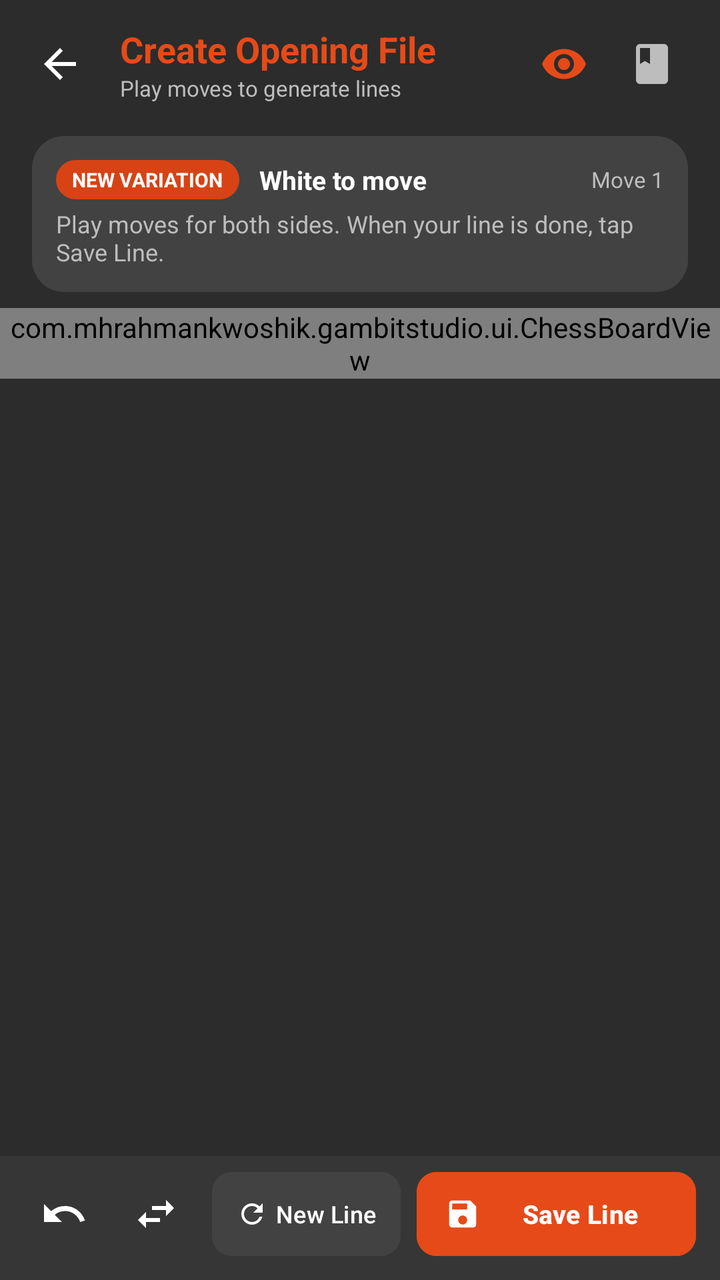
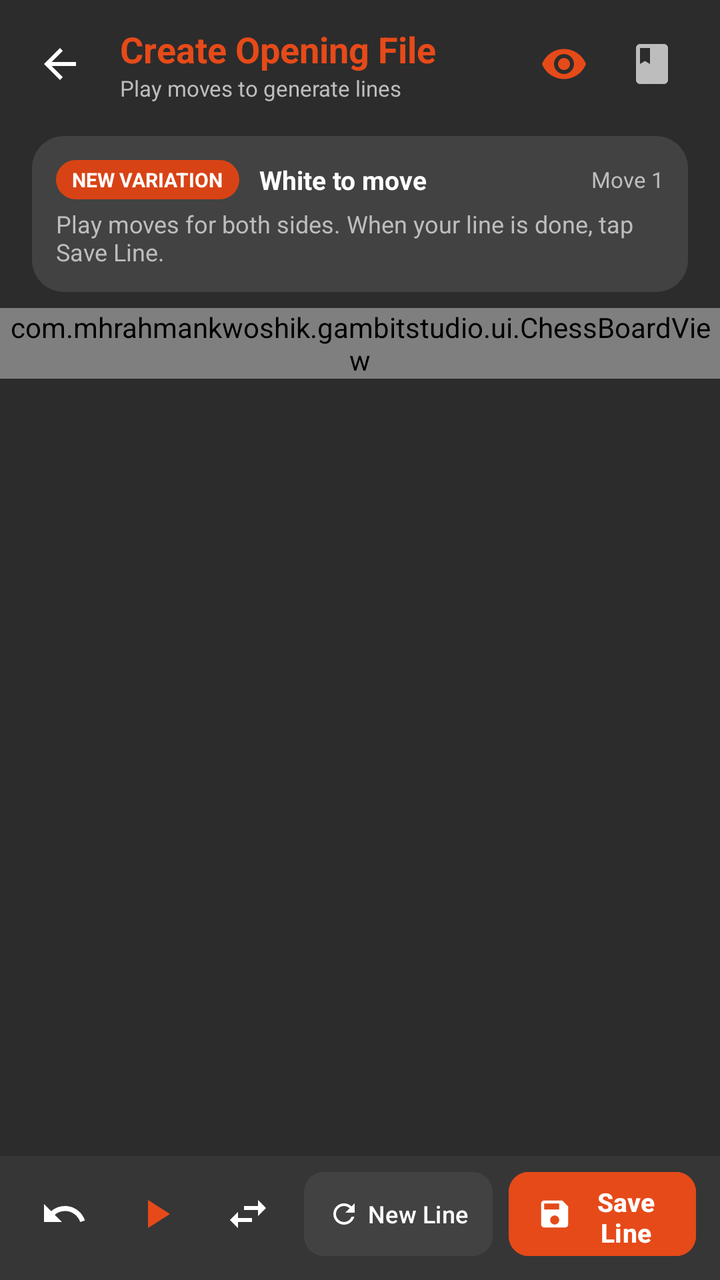

Screens rendered from an Android XML layout before and after an edit, with the pre-edit source and the edit as a unified diff.
<!-- AndroidManifest.xml: application theme Theme.GambitStudio -->
<!-- res/layout/activity_training.xml -->
<?xml version="1.0" encoding="utf-8"?>
<LinearLayout xmlns:android="http://schemas.android.com/apk/res/android"
    xmlns:app="http://schemas.android.com/apk/res-auto"
    xmlns:tools="http://schemas.android.com/tools"
    android:layout_width="match_parent"
    android:layout_height="match_parent"
    android:background="@color/customDarkBackground"
    android:orientation="vertical">

    
    <LinearLayout
        android:layout_width="match_parent"
        android:layout_height="?attr/actionBarSize"
        android:gravity="center_vertical"
        android:paddingStart="8dp"
        android:paddingEnd="12dp">

        <ImageButton
            android:id="@+id/btnBack"
            android:layout_width="44dp"
            android:layout_height="44dp"
            android:background="?attr/selectableItemBackgroundBorderless"
            android:contentDescription="Back"
            android:padding="10dp"
            android:scaleType="fitCenter"
            android:src="@drawable/ic_arrow_back"
            app:tint="@color/textPrimary" />

        <LinearLayout
            android:layout_width="0dp"
            android:layout_height="wrap_content"
            android:layout_marginStart="8dp"
            android:layout_weight="1"
            android:orientation="vertical">

            <TextView
                android:id="@+id/tvTrainingTitle"
                android:layout_width="wrap_content"
                android:layout_height="wrap_content"
                android:ellipsize="end"
                android:maxLines="1"
                android:text="Create Opening File"
                android:textColor="@color/primaryOrange"
                android:textSize="18sp"
                android:textStyle="bold" />

            <TextView
                android:id="@+id/tvTrainingSubtitle"
                android:layout_width="wrap_content"
                android:layout_height="wrap_content"
                android:ellipsize="end"
                android:maxLines="1"
                android:text="Play moves to generate lines"
                android:textColor="@color/textSecondary"
                android:textSize="11sp" />
        </LinearLayout>

        <ImageButton
            android:id="@+id/btnViewFile"
            android:layout_width="44dp"
            android:layout_height="44dp"
            android:background="?attr/selectableItemBackgroundBorderless"
            android:contentDescription="View Repertoire File"
            android:padding="10dp"
            android:scaleType="fitCenter"
            android:src="@drawable/ic_visibility"
            app:tint="@color/primaryOrange" />

        <ImageButton
            android:id="@+id/btnSwitchRepertoire"
            android:layout_width="44dp"
            android:layout_height="44dp"
            android:background="?attr/selectableItemBackgroundBorderless"
            android:contentDescription="Switch Repertoire"
            android:padding="10dp"
            android:scaleType="fitCenter"
            android:src="@drawable/ic_book"
            app:tint="@color/textSecondary" />

    </LinearLayout>

    <ScrollView
        android:layout_width="match_parent"
        android:layout_height="0dp"
        android:layout_weight="1"
        android:fillViewport="true">

        <LinearLayout
            android:layout_width="match_parent"
            android:layout_height="wrap_content"
            android:orientation="vertical">

            
            <LinearLayout
                android:id="@+id/layoutStatusBanner"
                android:layout_width="match_parent"
                android:layout_height="wrap_content"
                android:layout_marginStart="16dp"
                android:layout_marginEnd="16dp"
                android:layout_marginTop="4dp"
                android:layout_marginBottom="8dp"
                android:background="@drawable/bg_rounded_card"
                android:backgroundTint="@color/customSurfaceElevated"
                android:orientation="vertical"
                android:padding="12dp">

                <LinearLayout
                    android:layout_width="match_parent"
                    android:layout_height="wrap_content"
                    android:gravity="center_vertical"
                    android:orientation="horizontal">

                    <TextView
                        android:id="@+id/tvStatusBadge"
                        android:layout_width="wrap_content"
                        android:layout_height="wrap_content"
                        android:background="@drawable/bg_pill"
                        android:backgroundTint="@color/primaryOrangeDark"
                        android:paddingStart="8dp"
                        android:paddingTop="3dp"
                        android:paddingEnd="8dp"
                        android:paddingBottom="3dp"
                        android:text="NEW VARIATION"
                        android:textColor="@color/white"
                        android:textSize="10sp"
                        android:textStyle="bold" />

                    <TextView
                        android:id="@+id/tvTurnIndicator"
                        android:layout_width="0dp"
                        android:layout_height="wrap_content"
                        android:layout_marginStart="10dp"
                        android:layout_weight="1"
                        android:text="White to move"
                        android:textColor="@color/textPrimary"
                        android:textSize="13sp"
                        android:textStyle="bold" />

                    <TextView
                        android:id="@+id/tvMoveCount"
                        android:layout_width="wrap_content"
                        android:layout_height="wrap_content"
                        android:text="Move 1"
                        android:textColor="@color/textSecondary"
                        android:textSize="11sp" />
                </LinearLayout>

                <TextView
                    android:id="@+id/tvStatusDescription"
                    android:layout_width="match_parent"
                    android:layout_height="wrap_content"
                    android:layout_marginTop="4dp"
                    android:text="Play moves for both sides. When your line is done, tap Save Line."
                    android:textColor="@color/textSecondary"
                    android:textSize="12sp" />

                
                <HorizontalScrollView
                    android:id="@+id/scrollBranchChips"
                    android:layout_width="match_parent"
                    android:layout_height="wrap_content"
                    android:layout_marginTop="6dp"
                    android:scrollbars="none"
                    android:visibility="gone"
                    tools:visibility="visible">

                    <com.google.android.material.chip.ChipGroup
                        android:id="@+id/chipGroupBranches"
                        android:layout_width="wrap_content"
                        android:layout_height="wrap_content"
                        app:singleLine="true" />
                </HorizontalScrollView>

            </LinearLayout>

            
            <com.mhrahmankwoshik.gambitstudio.ui.ChessBoardView
                android:id="@+id/chessBoardView"
                android:layout_width="match_parent"
                android:layout_height="wrap_content"
                android:layout_gravity="center" />

            
            <androidx.recyclerview.widget.RecyclerView
                android:id="@+id/rvMoveHistory"
                android:layout_width="match_parent"
                android:layout_height="40dp"
                android:layout_marginStart="16dp"
                android:layout_marginEnd="16dp"
                android:layout_marginTop="8dp"
                android:layout_marginBottom="4dp"
                android:clipToPadding="false"
                android:orientation="horizontal"
                app:layoutManager="androidx.recyclerview.widget.LinearLayoutManager"
                tools:listitem="@layout/item_move_history" />

        </LinearLayout>
    </ScrollView>

    
    <LinearLayout
        android:layout_width="match_parent"
        android:layout_height="wrap_content"
        android:background="@color/customCard"
        android:gravity="center_vertical"
        android:orientation="horizontal"
        android:paddingStart="12dp"
        android:paddingTop="8dp"
        android:paddingEnd="12dp"
        android:paddingBottom="12dp">

        <ImageButton
            android:id="@+id/btnUndo"
            android:layout_width="40dp"
            android:layout_height="40dp"
            android:layout_marginEnd="6dp"
            android:background="?attr/selectableItemBackgroundBorderless"
            android:contentDescription="Undo Move"
            android:padding="8dp"
            android:scaleType="fitCenter"
            android:src="@drawable/ic_undo"
            app:tint="@color/white" />

        <ImageButton
            android:id="@+id/btnFlipBoard"
            android:layout_width="40dp"
            android:layout_height="40dp"
            android:layout_marginEnd="8dp"
            android:background="?attr/selectableItemBackgroundBorderless"
            android:contentDescription="Flip Board"
            android:padding="8dp"
            android:scaleType="fitCenter"
            android:src="@drawable/ic_swap"
            app:tint="@color/white" />

        <com.google.android.material.button.MaterialButton
            android:id="@+id/btnResetLine"
            style="@style/Widget.Material3.Button.TonalButton"
            android:layout_width="wrap_content"
            android:layout_height="42dp"
            android:layout_marginEnd="8dp"
            android:backgroundTint="@color/customSurfaceElevated"
            android:insetTop="0dp"
            android:insetBottom="0dp"
            android:minWidth="0dp"
            android:paddingStart="12dp"
            android:paddingEnd="12dp"
            android:text="New Line"
            android:textColor="@color/textPrimary"
            android:textSize="12sp"
            app:cornerRadius="10dp"
            app:icon="@drawable/ic_new_game"
            app:iconPadding="4dp"
            app:iconSize="16dp"
            app:iconTint="@color/textPrimary" />

        <com.google.android.material.button.MaterialButton
            android:id="@+id/btnSaveLine"
            android:layout_width="0dp"
            android:layout_height="42dp"
            android:layout_weight="1"
            android:backgroundTint="@color/primaryOrange"
            android:insetTop="0dp"
            android:insetBottom="0dp"
            android:minWidth="0dp"
            android:paddingStart="14dp"
            android:paddingEnd="14dp"
            android:text="Save Line"
            android:textColor="@color/white"
            android:textSize="13sp"
            android:textStyle="bold"
            app:cornerRadius="10dp"
            app:icon="@drawable/ic_save"
            app:iconPadding="6dp"
            app:iconSize="18dp"
            app:iconTint="@color/white" />

    </LinearLayout>

</LinearLayout>
<!-- res/layout/item_move_history.xml (included above) -->
<?xml version="1.0" encoding="utf-8"?>
<LinearLayout xmlns:android="http://schemas.android.com/apk/res/android"
    android:layout_width="wrap_content"
    android:layout_height="wrap_content"
    android:orientation="horizontal"
    android:paddingStart="8dp"
    android:paddingEnd="8dp"
    android:paddingTop="4dp"
    android:paddingBottom="4dp">

    <TextView
        android:id="@+id/tvMoveNumber"
        android:layout_width="wrap_content"
        android:layout_height="wrap_content"
        android:text="1."
        android:textColor="@color/textSecondary"
        android:textSize="13sp"
        android:textStyle="bold" />

    <TextView
        android:id="@+id/tvWhiteMove"
        android:layout_width="wrap_content"
        android:layout_height="wrap_content"
        android:layout_marginStart="4dp"
        android:text="e4"
        android:textColor="@color/textPrimary"
        android:textSize="13sp" />

    <TextView
        android:id="@+id/tvBlackMove"
        android:layout_width="wrap_content"
        android:layout_height="wrap_content"
        android:layout_marginStart="6dp"
        android:text="e5"
        android:textColor="@color/textPrimary"
        android:textSize="13sp" />

</LinearLayout>
<!-- resources referenced by this layout -->
<resources>
  <color name="customCard">#363636</color>
  <color name="customDarkBackground">#2C2C2C</color>
  <color name="customSurfaceElevated">#424242</color>
  <color name="primaryOrange">#E64A19</color>
  <color name="primaryOrangeDark">#D84315</color>
  <color name="textPrimary">#FFFFFF</color>
  <color name="textSecondary">#BDBDBD</color>
  <color name="white">#FFFFFFFF</color>
  <!-- drawable bg_pill (drawable) -->
  <?xml version="1.0" encoding="utf-8"?>
  <shape xmlns:android="http://schemas.android.com/apk/res/android"
      android:shape="rectangle">
      <solid android:color="@color/customSurfaceElevated" />
      <corners android:radius="24dp" />
  </shape>
  <!-- drawable bg_rounded_card (drawable) -->
  <?xml version="1.0" encoding="utf-8"?>
  <shape xmlns:android="http://schemas.android.com/apk/res/android"
      android:shape="rectangle">
      <solid android:color="@color/customCard" />
      <corners android:radius="16dp" />
  </shape>
  <!-- drawable ic_arrow_back (drawable) -->
  <vector xmlns:android="http://schemas.android.com/apk/res/android"
      android:width="24dp"
      android:height="24dp"
      android:viewportWidth="24"
      android:viewportHeight="24">
      <path
          android:fillColor="@color/white"
          android:pathData="M20,11H7.83l5.59,-5.59L12,4l-8,8 8,8 1.41,-1.41L7.83,13H20v-2z" />
  </vector>
  <!-- drawable ic_book (drawable) -->
  <vector xmlns:android="http://schemas.android.com/apk/res/android"
      android:width="24dp"
      android:height="24dp"
      android:viewportWidth="24"
      android:viewportHeight="24">
      <path
          android:fillColor="@color/white"
          android:pathData="M18,2H6c-1.1,0 -2,0.9 -2,2v16c0,1.1 0.9,2 2,2h12c1.1,0 2,-0.9 2,-2V4c0,-1.1 -0.9,-2 -2,-2zM6,4h5v8l-2.5,-1.5L6,12V4z" />
  </vector>
  <!-- drawable ic_swap (drawable) -->
  <vector xmlns:android="http://schemas.android.com/apk/res/android"
      android:width="24dp"
      android:height="24dp"
      android:viewportWidth="24"
      android:viewportHeight="24">
      <path
          android:fillColor="@color/white"
          android:pathData="M6.99,11L3,15l3.99,4v-3H14v-2H6.99v-3zM21,9l-3.99,-4v3H10v2h7.01v3L21,9z" />
  </vector>
  <!-- drawable ic_undo (drawable) -->
  <vector xmlns:android="http://schemas.android.com/apk/res/android"
      android:width="24dp"
      android:height="24dp"
      android:viewportWidth="24"
      android:viewportHeight="24">
      <path
          android:fillColor="@color/white"
          android:pathData="M12.5,8c-2.65,0 -5.05,0.99 -6.9,2.6L2,7v9h9l-3.62,-3.62c1.39,-1.16 3.16,-1.88 5.12,-1.88 3.54,0 6.55,2.31 7.6,5.5l2.37,-0.78C21.08,11.03 17.15,8 12.5,8z" />
  </vector>
  <color name="orangeAccent">#FF5722</color>
  <style name="CustomBottomSheetDialogTheme" parent="ThemeOverlay.Material3.BottomSheetDialog">
          <item name="bottomSheetStyle">@style/CustomBottomSheetStyle</item>
      </style>
  <style name="CustomMaterialAlertDialogTheme" parent="ThemeOverlay.Material3.MaterialAlertDialog">
          <item name="colorSurface">@color/customCard</item>
          <item name="colorOnSurface">@color/textPrimary</item>
      </style>
  <style name="CustomBottomSheetStyle" parent="Widget.Material3.BottomSheet.Modal">
          <item name="backgroundTint">@color/customCard</item>
          <item name="shapeAppearance">@style/ShapeAppearance.RoundedTop</item>
      </style>
  <style name="ShapeAppearance.RoundedTop" parent="ShapeAppearance.Material3.Corner.Large">
          <item name="cornerSizeTopLeft">24dp</item>
          <item name="cornerSizeTopRight">24dp</item>
          <item name="cornerSizeBottomLeft">0dp</item>
          <item name="cornerSizeBottomRight">0dp</item>
      </style>
  <!-- unchanged entries left out for length: 4 -->
</resources>

<!-- the commit's change to res/layout/activity_training.xml (unified diff, before → after) -->
@@ -220,6 +220,18 @@
             android:scaleType="fitCenter"
             android:src="@drawable/ic_undo"
             app:tint="@color/white" />
+
+        <ImageButton
+            android:id="@+id/btnAutoPlay"
+            android:layout_width="40dp"
+            android:layout_height="40dp"
+            android:layout_marginEnd="6dp"
+            android:background="?attr/selectableItemBackgroundBorderless"
+            android:contentDescription="Toggle Auto-Play"
+            android:padding="8dp"
+            android:scaleType="fitCenter"
+            android:src="@drawable/ic_play_arrow"
+            app:tint="@color/primaryOrange" />
 
         <ImageButton
             android:id="@+id/btnFlipBoard"
<!-- resource entries referenced after the edit -->
@@ -42,6 +42,16 @@
           android:fillColor="@color/white"
           android:pathData="M18,2H6c-1.1,0 -2,0.9 -2,2v16c0,1.1 0.9,2 2,2h12c1.1,0 2,-0.9 2,-2V4c0,-1.1 -0.9,-2 -2,-2zM6,4h5v8l-2.5,-1.5L6,12V4z" />
   </vector>
+  <!-- drawable ic_play_arrow (drawable) -->
+  <vector xmlns:android="http://schemas.android.com/apk/res/android"
+      android:width="24dp"
+      android:height="24dp"
+      android:viewportWidth="24"
+      android:viewportHeight="24">
+      <path
+          android:fillColor="@android:color/white"
+          android:pathData="M8,5v14l11,-7z"/>
+  </vector>
   <!-- drawable ic_swap (drawable) -->
   <vector xmlns:android="http://schemas.android.com/apk/res/android"
       android:width="24dp"
